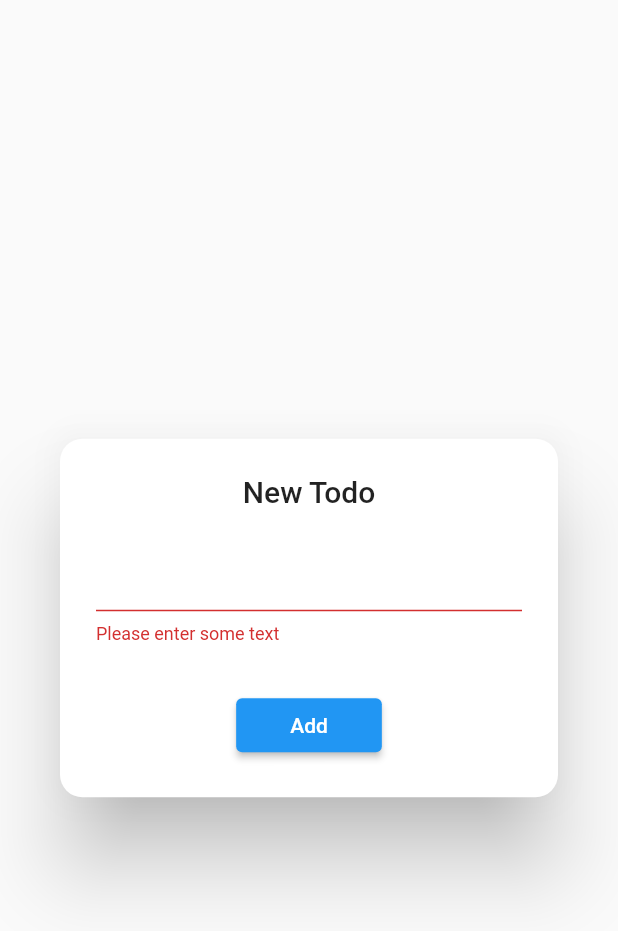
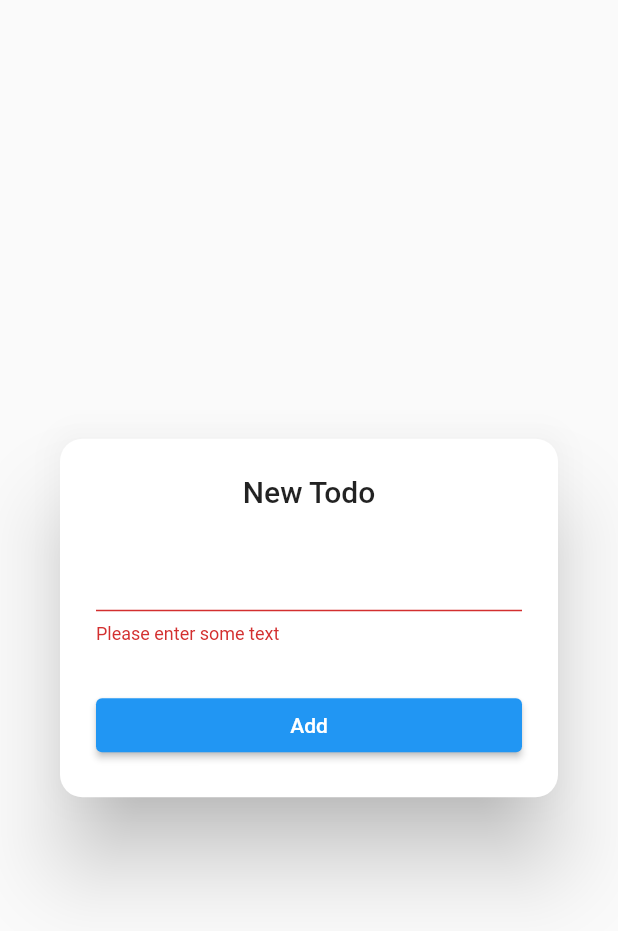
Before and after one commit to JackWRadford/todo, a Flutter app: the AddEditTodoDialog widget shown alone on an empty page, opened directly, after a tap on "Add", on a phone screen of 412 x 824 dp. Shown: the top 931 px of the screen. Run offline on Flutter 3.47's test engine with Material 2 defaults, Android fonts, the phone set to English and light mode, and no system bars; network calls fail.

Commit message:
Completed deleteTodo() implementation

```diff
--- a/lib/widgets/add_edit_todo_dialog.dart
+++ b/lib/widgets/add_edit_todo_dialog.dart
@@ -19,6 +19,7 @@ class _AddEditTodoDialogState extends State<AddEditTodoDialog> {
   final _textController = TextEditingController();
 
   var _isLoading = false;
+  var _isLoadingDelete = false;
 
   @override
   void initState() {
@@ -27,13 +28,13 @@ class _AddEditTodoDialogState extends State<AddEditTodoDialog> {
   }
 
   /// Either adds or updates a Todo
-  Future<void> submit() async {
+  Future<void> _submit() async {
     if (!_formKey.currentState!.validate()) return;
     setState(() => _isLoading = true);
     try {
       if (widget.todo != null) {
-        await Provider.of<Todos>(context, listen: false)
-            .updateTodo(widget.todo!);
+        await Provider.of<Todos>(context, listen: false).updateTodo(
+            Todo(_textController.text, widget.todo!.id, widget.todo!.done));
       } else {
         await Provider.of<Todos>(context, listen: false)
             .addTodo(_textController.text);
@@ -47,14 +48,29 @@ class _AddEditTodoDialogState extends State<AddEditTodoDialog> {
     Navigator.of(context).pop();
   }
 
+  /// Delete todo
+  Future<void> _delete() async {
+    setState(() => _isLoadingDelete = true);
+    try {
+      await Provider.of<Todos>(context, listen: false)
+          .deleteTodo(widget.todo!.id);
+    } catch (e) {
+      ScaffoldMessenger.of(context).showSnackBar(
+        const SnackBar(content: Text('Something went wrong')),
+      );
+    }
+    setState(() => _isLoadingDelete = false);
+    Navigator.of(context).pop();
+  }
+
   @override
   Widget build(BuildContext context) {
     return AlertDialog(
       shape: RoundedRectangleBorder(
         borderRadius: BorderRadius.circular(15),
       ),
-      title: const Text(
-        'New Todo',
+      title: Text(
+        (widget.todo != null) ? 'Update Todo' : 'New Todo',
         textAlign: TextAlign.center,
       ),
       content: SizedBox(
@@ -78,17 +94,24 @@ class _AddEditTodoDialogState extends State<AddEditTodoDialog> {
               ),
             ),
             const SizedBox(height: 30),
-            // Submit button
-            ElevatedButton(
-              onPressed: submit,
+            Row(
+              mainAxisAlignment: MainAxisAlignment.spaceBetween,
+              children: [
+                // Delete button
+                (widget.todo != null)
+                    ? Expanded(
+                        child: ElevatedButton(
+                          style: ButtonStyle(
+                              backgroundColor: MaterialStateProperty.all(
+                                  CupertinoColors.destructiveRed)),
+                          onPressed: _delete,
                           child: Padding(
-                padding:
-                    const EdgeInsets.symmetric(horizontal: 20, vertical: 8),
-                child: (!_isLoading)
-                    ? Text((widget.todo != null) ? 'Update' : 'Add')
+                            padding: const EdgeInsets.symmetric(vertical: 8),
+                            child: (!_isLoadingDelete)
+                                ? const Text('Delete')
                                 : const SizedBox(
-                        width: 24,
-                        height: 24,
+                                    width: 20,
+                                    height: 20,
                                     child: CircularProgressIndicator(
                                       valueColor: AlwaysStoppedAnimation<Color>(
                                           CupertinoColors.white),
@@ -96,6 +119,30 @@ class _AddEditTodoDialogState extends State<AddEditTodoDialog> {
                                   ),
                           ),
                         ),
+                      )
+                    : Container(),
+                SizedBox(width: (widget.todo != null) ? 10 : 0),
+                // Submit button
+                Expanded(
+                  child: ElevatedButton(
+                    onPressed: _submit,
+                    child: Padding(
+                      padding: const EdgeInsets.symmetric(vertical: 8),
+                      child: (!_isLoading)
+                          ? Text((widget.todo != null) ? 'Update' : 'Add')
+                          : const SizedBox(
+                              width: 20,
+                              height: 20,
+                              child: CircularProgressIndicator(
+                                valueColor: AlwaysStoppedAnimation<Color>(
+                                    CupertinoColors.white),
+                              ),
+                            ),
+                    ),
+                  ),
+                ),
+              ],
+            ),
           ],
         ),
       ),
--- a/lib/widgets/todo_list.dart
+++ b/lib/widgets/todo_list.dart
@@ -16,6 +16,7 @@ class TodoList extends StatelessWidget {
     return RefreshIndicator(
       onRefresh: () => _refresh(context),
       child: ListView.builder(
+        padding: const EdgeInsets.only(bottom: 100, top: 10),
         itemCount: todosProvider.todoList.length,
         itemBuilder: (_, i) => TodoListItem(todo: todosProvider.todoList[i]),
       ),
```
Also changed, not shown: lib/providers/todos.dart (+14 -1 lines), lib/widgets/todo_list_item.dart (+9 -1 lines). Lines whose indentation alone changed are shown as unchanged.
